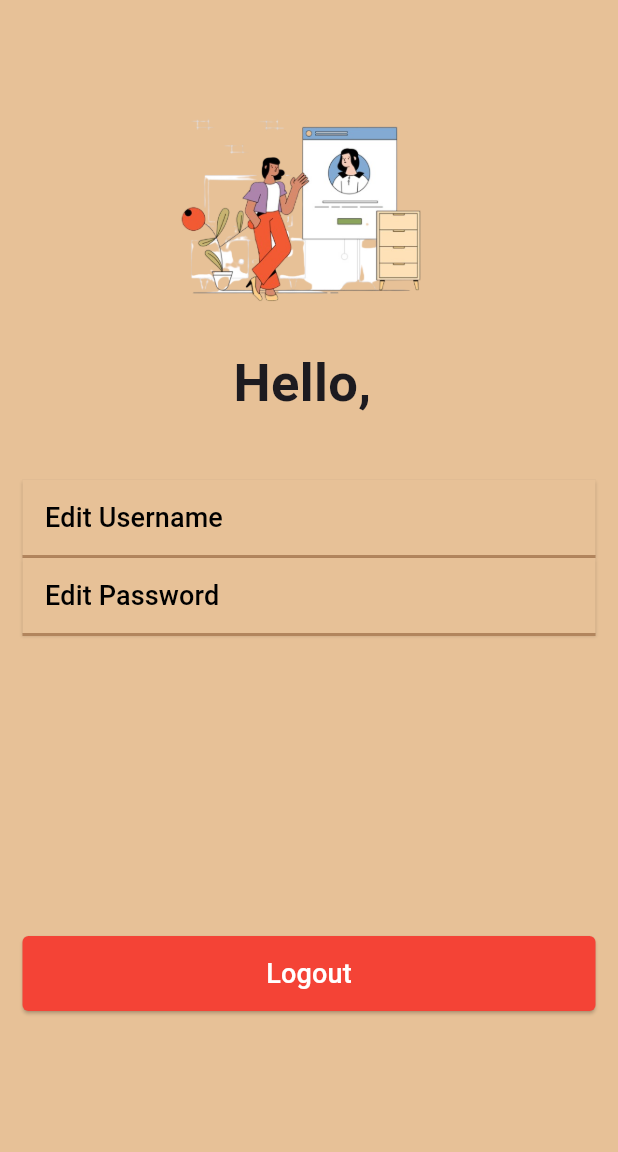
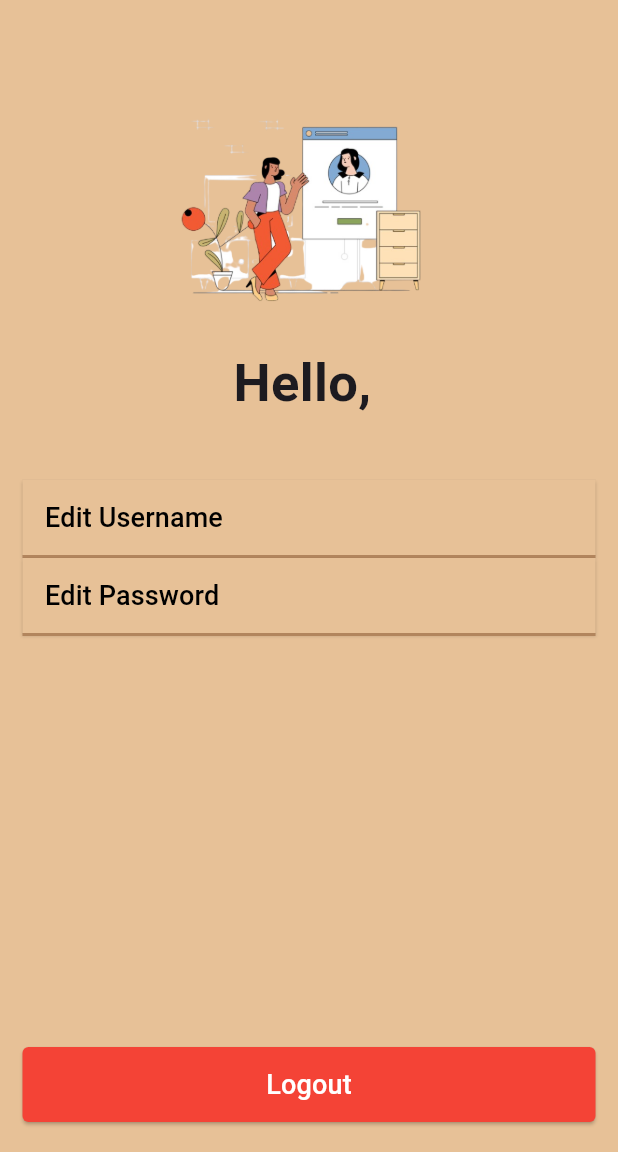
Before and after one commit to AdityaDwiputraSubroto/song_lyrics_app, a Flutter app: the ProfileScreen screen opened directly, on a phone screen of 412 x 824 dp, the part 84-1236 px from its top. Run offline on Flutter 3.47's test engine with Material 3 defaults, Android fonts, the light colour scheme and no system bars; our stand-ins replace image_picker, shared_preferences, sqflite; accounts and stored records are empty.

Commit message:
fix incorrect use of parrent widget

```diff
--- a/lib/views/profile_screen.dart
+++ b/lib/views/profile_screen.dart
@@ -79,11 +79,12 @@ class _ProfileScreenState extends State<ProfileScreen> {
             ),
           ),
         ],
-
       ),
       body: Padding(
         padding: const EdgeInsets.symmetric(horizontal: 15),
-        child: Center(
+        child: Stack(
+          children: [
+            Center(
               child: Column(
                 mainAxisAlignment: MainAxisAlignment.start,
                 children: <Widget>[
@@ -125,7 +126,6 @@ class _ProfileScreenState extends State<ProfileScreen> {
                       ),
                     ),
                   ),
-              // garis
                   SizedBox(
                     width: double.infinity,
                     child: Container(
@@ -160,7 +160,6 @@ class _ProfileScreenState extends State<ProfileScreen> {
                       ),
                     ),
                   ),
-              // garis
                   SizedBox(
                     width: double.infinity,
                     child: Container(
@@ -169,6 +168,9 @@ class _ProfileScreenState extends State<ProfileScreen> {
                     ),
                   ),
                   SizedBox(height: 200),
+                ],
+              ),
+            ),
             Positioned(
               left: 0,
               right: 0,
@@ -197,7 +199,6 @@ class _ProfileScreenState extends State<ProfileScreen> {
           ],
         ),
       ),
-      ),
     );
   }
 }
```
Lines whose indentation alone changed are shown as unchanged.
